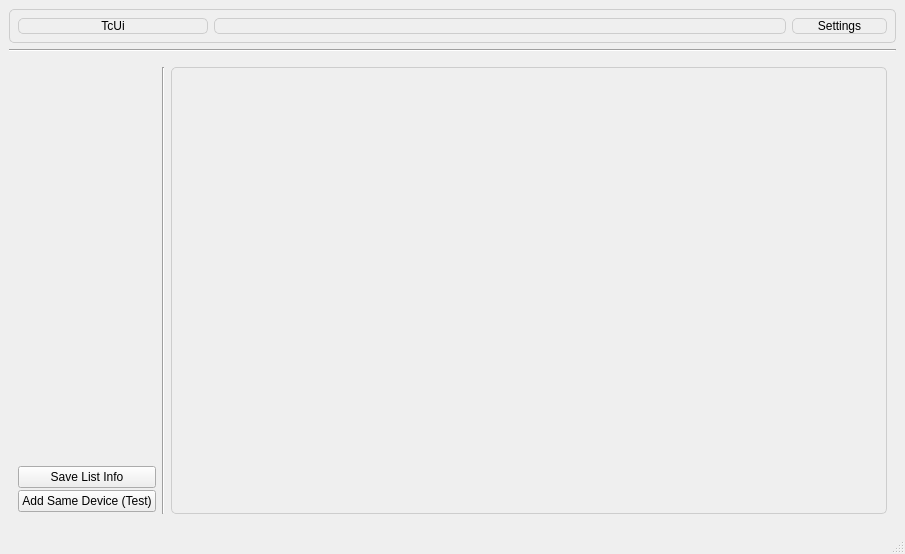
The window that poly_apps/qtscrcpy_tc/TcUi/mainwindow.ui (accountbelongstox/core_node) describes before a commit, drawn with Qt 5.
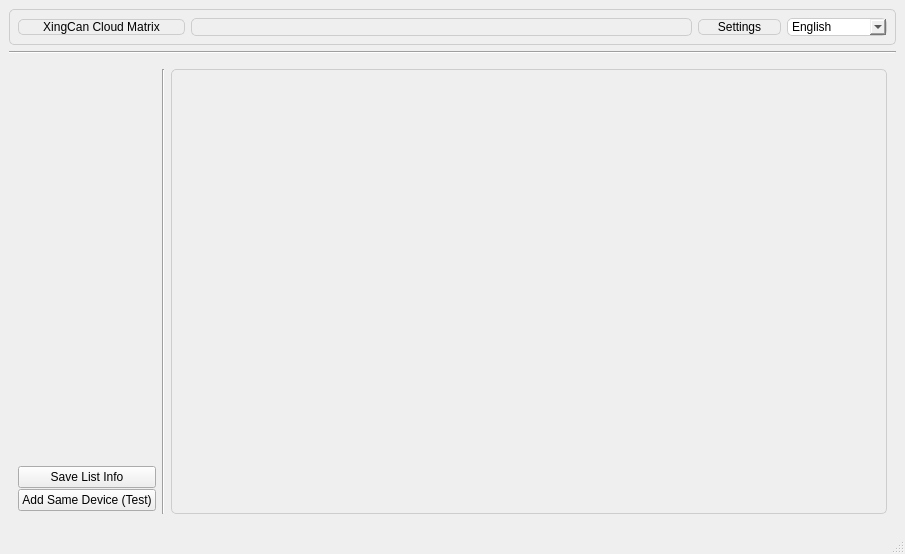
The same window after the commit. Custom widgets are drawn as their Qt base class.

Patch:
```diff
--- a/poly_apps/qtscrcpy_tc/TcUi/mainwindow.ui
+++ b/poly_apps/qtscrcpy_tc/TcUi/mainwindow.ui
@@ -38,11 +38,11 @@
       <property name="styleSheet">
        <string notr="true">border: 1px solid #CDCDCD; border-radius: 5px;</string>
       </property>
-      <layout class="QHBoxLayout" name="horizontalLayout_2" stretch="2,6,1">
+      <layout class="QHBoxLayout" name="horizontalLayout_2" stretch="2,6,1,0">
        <item>
         <widget class="QPushButton" name="pushButton_3">
          <property name="text">
-          <string>TcUi</string>
+          <string>XingCan Cloud Matrix</string>
          </property>
         </widget>
        </item>
@@ -56,6 +56,29 @@
          </property>
         </widget>
        </item>
+       <item>
+        <widget class="QComboBox" name="languageComboBox">
+         <property name="minimumSize">
+          <size>
+           <width>100</width>
+           <height>0</height>
+          </size>
+         </property>
+         <property name="toolTip">
+          <string>Switch Language</string>
+         </property>
+         <item>
+          <property name="text">
+           <string>English</string>
+          </property>
+         </item>
+         <item>
+          <property name="text">
+           <string>简体中文</string>
+          </property>
+         </item>
+        </widget>
+       </item>
       </layout>
      </widget>
     </item>
```
